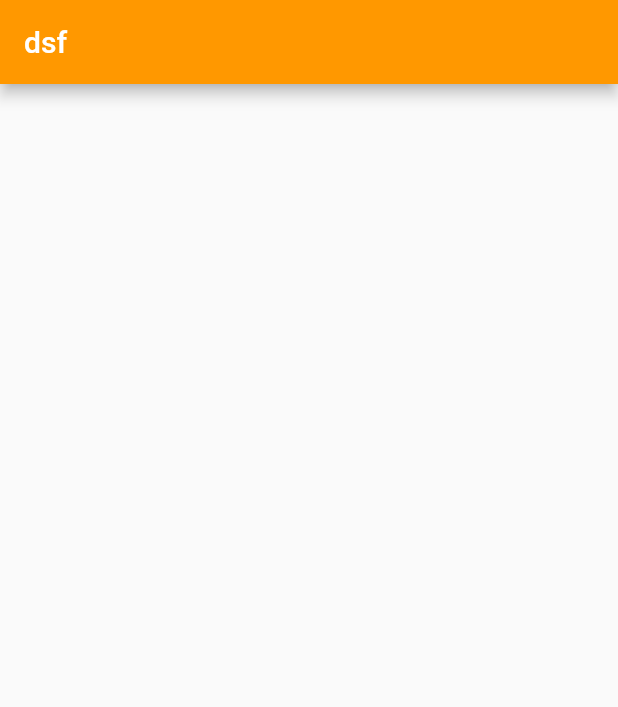
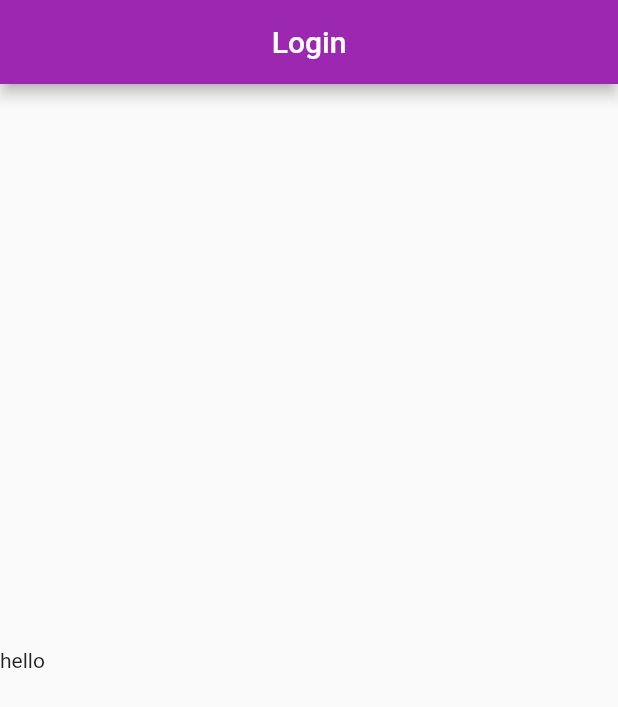
Before and after one commit to danielmc02/flutter_project, a Flutter app: the screen it shows after launch, on a phone screen of 412 x 824 dp. Shown: the top 707 px of the screen. Run offline on Flutter 3.47's test engine with Material 2 defaults, Android fonts, the phone set to English and light mode, and no system bars.

Commit message:
Updated 4/27/2022

```diff
--- /dev/null
+++ b/lib/Screens/LoginScreen.dart/login_screen.dart
@@ -0,0 +1,42 @@
+import 'package:flutter/material.dart';
+
+class LoginScreen extends StatefulWidget {
+  const LoginScreen({ Key? key }) : super(key: key);
+
+  @override
+  State<LoginScreen> createState() => _LoginScreenState();
+}
+
+class _LoginScreenState extends State<LoginScreen> {
+
+  @override
+  Widget build(BuildContext context) {
+    return Scaffold(
+      appBar: AppBar(
+        title: Center(child: Text("Login")),
+        backgroundColor: Theme.of(context).primaryColor,
+
+      ),
+      body: Screen(),
+
+    );
+  }
+}
+
+class Screen extends StatefulWidget {
+  const Screen({ Key? key }) : super(key: key);
+
+  @override
+  State<Screen> createState() => _ScreenState();
+}
+
+class _ScreenState extends State<Screen> {
+  @override
+  Widget build(BuildContext context) {
+    return Column(
+     children: [Text("hello")],
+     mainAxisAlignment: MainAxisAlignment.center,
+     crossAxisAlignment: CrossAxisAlignment.start,
+    );
+  }
+}
--- a/lib/login_screen.dart
+++ /dev/null
@@ -1,67 +0,0 @@
-import 'package:flutter/material.dart';
-
-class LoginScreen extends StatefulWidget {
-  const LoginScreen({ Key? key }) : super(key: key);
-
-  @override
-  State<LoginScreen> createState() => _LoginScreenState();
-}
-
-class _LoginScreenState extends State<LoginScreen> {
-
-  @override
-  Widget build(BuildContext context) {
-    return Scaffold(
-      appBar: AppBar(
-        title: Text("dsf"),
-        backgroundColor: Colors.orange,
-
-      ),
-      body: Row(
-
-          children: [
-            Container(
-              child: const Align(
-                alignment: Alignment(1, 1),
-
-              ),
-            )
-          ],
-        ),
-    );
-  }
-}
-
-class box extends StatelessWidget {
-  const box({ Key? key }) : super(key: key);
-
-  @override
-  Widget build(BuildContext context) {
-    return Container(
-      width: 50,
-      height: 50,
-      color: Colors.greenAccent,
-      child: const Center(
-        child: Text("Updated", style: TextStyle( color: Color.fromARGB(255, 186, 72, 72), fontSize: 24),),
-      ),
-    );
-  }
-}
-
-class checkBox extends StatefulWidget {
-
-  const checkBox({ Key? key }) : super(key: key);
-
-  @override
-  State<checkBox> createState() => _checkBoxState();
-}
-
-class _checkBoxState extends State<checkBox> {
-bool? isChecked = false;
-  @override
-  Widget build(BuildContext context) {
-    return Checkbox(value: isChecked, onChanged: (bool? value) {setState(() {
-      isChecked = value!;
-    });} );
-  }
-}
--- a/lib/main.dart
+++ b/lib/main.dart
@@ -1,5 +1,5 @@
 import 'package:flutter/material.dart';
-import 'login_screen.dart';
+import 'Screens/LoginScreen.dart/login_screen.dart';
 void main() {
   runApp(MyApp());
 }
@@ -11,7 +11,7 @@ class MyApp extends StatelessWidget {
   @override
   Widget build(BuildContext context) {
     return MaterialApp(
-      title: 'Flutter Demo',
+      title: 'poop',
       theme: ThemeData(
         primaryColor: Colors.purple,
         primarySwatch: Colors.blue,
```
